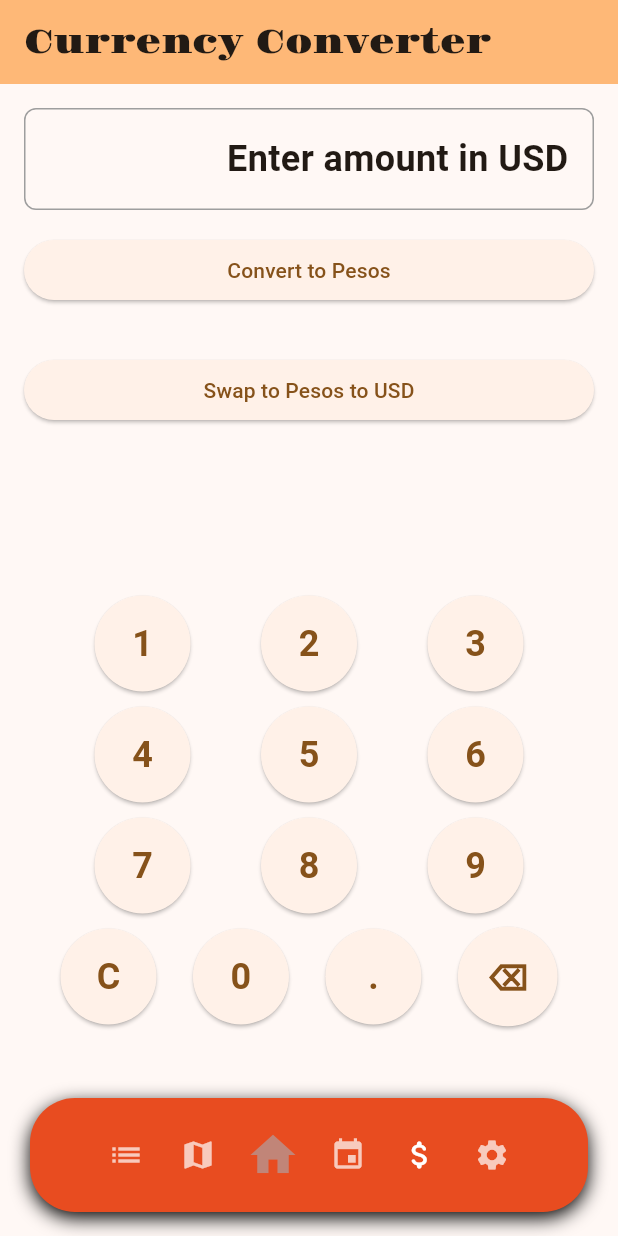
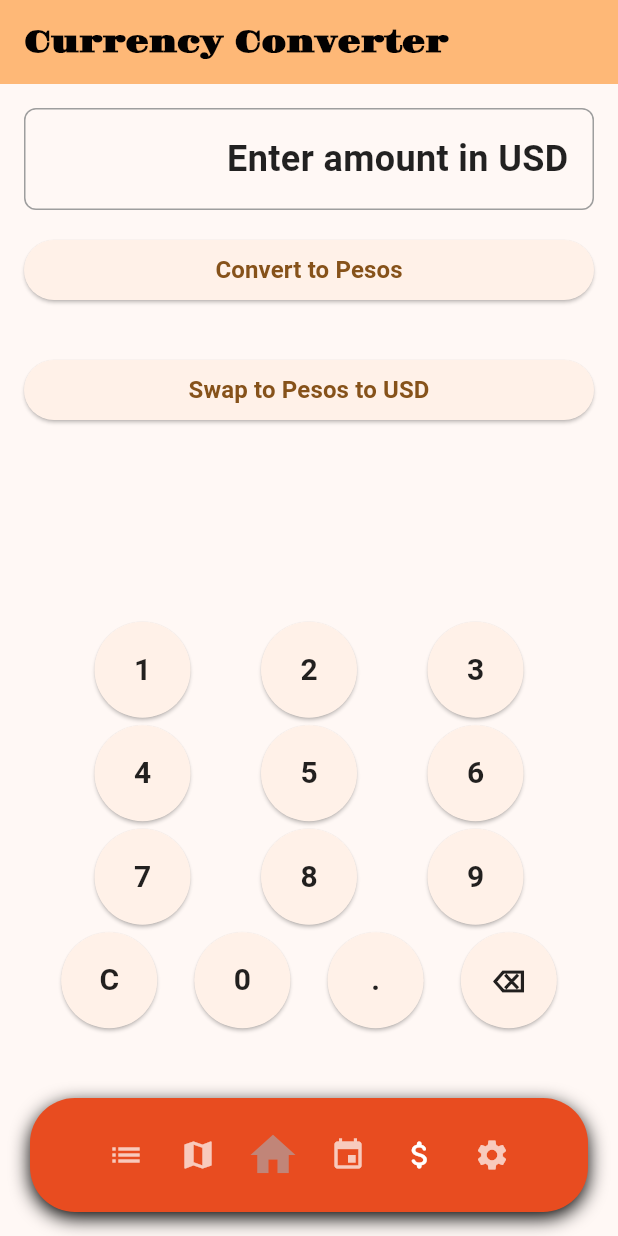
Before and after one commit to titusG85/border_buddy, a Flutter app: the screen it shows after launch, item 5 of the bottom bar chosen, on a phone screen of 412 x 824 dp. Run offline on Flutter 3.47's test engine with Material 3 defaults, Android fonts, the light colour scheme and no system bars; our stand-ins replace firebase_core, firebase_messaging, flutter_local_notifications, google_maps_flutter; missing offline and left inert: add_2_calendar; accounts and stored records are empty; network calls fail.

Commit message:
More Text Fixes

```diff
--- a/analysis_options.yaml
+++ b/analysis_options.yaml
@@ -21,7 +21,7 @@ linter:
   # `// ignore_for_file: name_of_lint` syntax on the line or in the file
   # producing the lint.
   rules:
-    # avoid_print: false  # Uncomment to disable the `avoid_print` rule
+    avoid_print: false  # Allow print statements for debugging
     # prefer_single_quotes: true  # Uncomment to enable the `prefer_single_quotes` rule
 
 # Additional information about this file can be found at
--- a/lib/currency/currency_fetcher.dart
+++ b/lib/currency/currency_fetcher.dart
@@ -1,4 +1,5 @@
 import 'dart:convert'; // For JSON decoding
+import 'package:flutter/foundation.dart';
 import 'package:http/http.dart' as http;
 
 Future<double?> fetchConversionRate() async {
--- a/lib/currency/currency_screen.dart
+++ b/lib/currency/currency_screen.dart
@@ -1,15 +1,16 @@
 import 'package:flutter/material.dart';
 import '../utils/app_localizations.dart'; // Import localization helper
+import '../utils/text_styles.dart';
 import 'currency_controller.dart';
 
 class CurrencyScreen extends StatefulWidget {
   const CurrencyScreen({super.key});
 
   @override
-  _CurrencyScreenState createState() => _CurrencyScreenState();
+  CurrencyScreenState createState() => CurrencyScreenState();
 }
 
-class _CurrencyScreenState extends State<CurrencyScreen> {
+class CurrencyScreenState extends State<CurrencyScreen> {
   final CurrencyController _controller = CurrencyController(); // Use the controller
   String _usdInput = '';
   double? _convertedAmount;
@@ -59,7 +60,7 @@ class _CurrencyScreenState extends State<CurrencyScreen> {
       appBar: AppBar(
         title: Text(
           localizations.translate('currency_converter'), // Localized "Currency Converter"
-          style: const TextStyle(fontFamily: 'Gravitas'),
+          style: AppTextStyles.appBarTitle,
         ),
         backgroundColor: Theme.of(context).colorScheme.inversePrimary,
       ),
@@ -79,7 +80,7 @@ class _CurrencyScreenState extends State<CurrencyScreen> {
                     ? localizations.translate('enter_amount').replaceFirst(
                         '{currency}', _isUsdToPeso ? 'USD' : 'Pesos') // Localized "Enter amount in"
                     : '\$$_usdInput',
-                style: const TextStyle(fontSize: 24, fontWeight: FontWeight.bold),
+                style: AppTextStyles.responsiveText(context, AppTextStyles.displayMedium),
                 textAlign: TextAlign.right,
               ),
             ),
@@ -96,7 +97,7 @@ class _CurrencyScreenState extends State<CurrencyScreen> {
               Text(
                 '${localizations.translate('amount_in').replaceFirst(
                     '{currency}', _isUsdToPeso ? 'Pesos' : 'USD')}: ${_convertedAmount!.toStringAsFixed(2)}', // Localized "Amount in"
-                style: const TextStyle(fontSize: 18, fontWeight: FontWeight.bold),
+                style: AppTextStyles.responsiveText(context, AppTextStyles.sectionHeader),
               ),
             const SizedBox(height: 16),
             ElevatedButton(
@@ -153,7 +154,7 @@ class _CurrencyScreenState extends State<CurrencyScreen> {
       ),
       child: Text(
         value,
-        style: const TextStyle(fontSize: 24, fontWeight: FontWeight.bold),
+        style: AppTextStyles.responsiveText(context, AppTextStyles.keypadText),
       ),
     );
   }
--- a/lib/main.dart
+++ b/lib/main.dart
@@ -2,6 +2,7 @@ import 'package:border_buddy/mainFunctions/main_navigator.dart';
 import 'package:flutter/material.dart';
 import 'package:flutter_localizations/flutter_localizations.dart';
 import 'utils/app_localizations.dart';
+import 'utils/text_styles.dart';
 import 'package:firebase_core/firebase_core.dart';
 import 'firebase_options.dart';
 import 'package:firebase_messaging/firebase_messaging.dart';
@@ -38,7 +39,7 @@ void main() async {
 
     if (message.data.containsKey('events')) {
       // Optionally handle the events data
-      print('Foreground notification data: ${message.data['events']}');
+      debugPrint('Foreground notification data: ${message.data['events']}');
     }
   });
 
@@ -46,7 +47,11 @@ void main() async {
     // Handle notification tap
     if (message.data['screen'] == 'events_screen') {
       final eventsJson = message.data['events'];
-      final List<dynamic> events = json.decode(eventsJson);
+      if (eventsJson != null) {
+        final List<dynamic> events = json.decode(eventsJson);
+        // TODO: Navigate to events screen with the provided events data
+        debugPrint('Opened app from notification with events: $events');
+      }
     }
   });
 
@@ -96,6 +101,20 @@ class _MyAppState extends State<MyApp> {
       theme: ThemeData(
         colorScheme: ColorScheme.fromSeed(seedColor: const Color.fromARGB(255, 180, 104, 5)),
         useMaterial3: true,
+        textTheme: TextTheme(
+          displayLarge: AppTextStyles.displayLarge,
+          displayMedium: AppTextStyles.displayMedium,
+          headlineLarge: AppTextStyles.screenTitle,
+          headlineMedium: AppTextStyles.sectionHeader,
+          titleLarge: AppTextStyles.cardTitle,
+          titleMedium: AppTextStyles.appBarTitle,
+          bodyLarge: AppTextStyles.bodyText,
+          bodyMedium: AppTextStyles.subtitleText,
+          labelLarge: AppTextStyles.buttonText,
+        ),
+        appBarTheme: const AppBarTheme(
+          titleTextStyle: AppTextStyles.appBarTitle,
+        ),
       ),
       locale: _locale, // Use the updated locale
       supportedLocales: const [
--- a/lib/map/map_screen.dart
+++ b/lib/map/map_screen.dart
@@ -2,6 +2,7 @@ import 'package:flutter/material.dart';
 import 'package:google_maps_flutter/google_maps_flutter.dart';
 import 'map_screen_controller.dart';
 import '../utils/app_localizations.dart'; // Import localization helper
+import '../utils/text_styles.dart';
 
 class MapScreen extends StatefulWidget {
   const MapScreen({super.key});
@@ -35,7 +36,7 @@ class _MapScreenState extends State<MapScreen> {
       appBar: AppBar(
         title: Text(
           localizations.translate('ports_of_entry_map'), // Use localized key
-          style: const TextStyle(fontFamily: 'Gravitas'),
+          style: AppTextStyles.appBarTitle,
         ),
         backgroundColor: Theme.of(context).colorScheme.inversePrimary,
       ),
--- a/lib/settings/settings_screen.dart
+++ b/lib/settings/settings_screen.dart
@@ -1,5 +1,6 @@
 import 'package:flutter/material.dart';
 import '../utils/app_localizations.dart'; // Import localization helper
+import '../utils/text_styles.dart';
 import 'package:firebase_messaging/firebase_messaging.dart';
 
 class SettingsScreen extends StatefulWidget {
@@ -38,7 +39,7 @@ class _SettingsScreenState extends State<SettingsScreen> {
       appBar: AppBar(
         title: Text(
           localizations.translate('settings'), // Localized "Settings"
-          style: const TextStyle(fontFamily: 'Gravitas'), // Apply "Gravitas" font
+          style: AppTextStyles.appBarTitle,
         ),
         backgroundColor: Theme.of(context).colorScheme.inversePrimary, // Apply color scheme
       ),
@@ -49,7 +50,7 @@ class _SettingsScreenState extends State<SettingsScreen> {
           children: [
             Text(
               localizations.translate('choose_language'), // Localized "Choose Language"
-              style: const TextStyle(fontSize: 18, fontWeight: FontWeight.bold),
+              style: AppTextStyles.responsiveText(context, AppTextStyles.sectionHeader),
             ),
             const SizedBox(height: 16),
             ListTile(
--- /dev/null
+++ b/lib/utils/text_styles.dart
@@ -0,0 +1,150 @@
+import 'package:flutter/material.dart';
+
+/// Centralized text styles for Border Buddy app
+/// Optimized for mobile screens with consistent sizing
+class AppTextStyles {
+  // Font family
+  static const String primaryFont = 'Gravitas';
+
+  // Base colors
+  static const Color primaryTextColor = Color.fromARGB(255, 3, 1, 1);
+  static const Color secondaryTextColor = Colors.black87;
+  static const Color subtitleTextColor = Colors.black54;
+
+  // App Bar Titles (used in headers)
+  static const TextStyle appBarTitle = TextStyle(
+    fontFamily: primaryFont,
+    fontSize: 20,
+    fontWeight: FontWeight.bold,
+    color: primaryTextColor,
+  );
+
+  // Screen Titles (large headers within screens)
+  static const TextStyle screenTitle = TextStyle(
+    fontFamily: primaryFont,
+    fontSize: 24,
+    fontWeight: FontWeight.bold,
+    color: primaryTextColor,
+  );
+
+  // Section Headers (medium headers for sections)
+  static const TextStyle sectionHeader = TextStyle(
+    fontSize: 18,
+    fontWeight: FontWeight.bold,
+    color: secondaryTextColor,
+  );
+
+  // Regular Body Text (standard content text)
+  static const TextStyle bodyText = TextStyle(
+    fontSize: 16,
+    fontWeight: FontWeight.normal,
+    color: secondaryTextColor,
+  );
+
+  // Subtitle/Caption Text (smaller descriptive text)
+  static const TextStyle subtitleText = TextStyle(
+    fontSize: 14,
+    fontWeight: FontWeight.normal,
+    color: subtitleTextColor,
+  );
+
+  // Button Text (for buttons and interactive elements)
+  static const TextStyle buttonText = TextStyle(
+    fontSize: 16,
+    fontWeight: FontWeight.w600,
+    color: Colors.white,
+  );
+
+  // Large Display Text (for major UI elements like currency amounts)
+  static const TextStyle displayLarge = TextStyle(
+    fontSize: 28,
+    fontWeight: FontWeight.bold,
+    color: secondaryTextColor,
+  );
+
+  // Medium Display Text (for important numbers/values)
+  static const TextStyle displayMedium = TextStyle(
+    fontSize: 24,
+    fontWeight: FontWeight.bold,
+    color: secondaryTextColor,
+  );
+
+  // Card Title Text (for list items and cards)
+  static const TextStyle cardTitle = TextStyle(
+    fontSize: 18,
+    fontWeight: FontWeight.w600,
+    color: secondaryTextColor,
+  );
+
+  // Card Subtitle Text (for secondary info in cards)
+  static const TextStyle cardSubtitle = TextStyle(
+    fontSize: 14,
+    fontWeight: FontWeight.normal,
+    color: subtitleTextColor,
+  );
+
+  // Input Text (for text fields and user input)
+  static const TextStyle inputText = TextStyle(
+    fontSize: 18,
+    fontWeight: FontWeight.normal,
+    color: secondaryTextColor,
+  );
+
+  // Keypad Text (for calculator-style buttons)
+  static const TextStyle keypadText = TextStyle(
+    fontSize: 20,
+    fontWeight: FontWeight.bold,
+    color: secondaryTextColor,
+  );
+
+  // Error Text (for error messages)
+  static const TextStyle errorText = TextStyle(
+    fontSize: 14,
+    fontWeight: FontWeight.normal,
+    color: Colors.red,
+  );
+
+  // Success Text (for success messages)
+  static const TextStyle successText = TextStyle(
+    fontSize: 14,
+    fontWeight: FontWeight.normal,
+    color: Colors.green,
+  );
+
+  // Map Marker Text (for map overlays)
+  static const TextStyle mapMarkerText = TextStyle(
+    fontSize: 12,
+    fontWeight: FontWeight.bold,
+    color: Colors.white,
+  );
+
+  // Welcome Screen Large Text (special case for welcome)
+  static const TextStyle welcomeText = TextStyle(
+    fontFamily: primaryFont,
+    fontSize: 48, // Reduced from 200 for better mobile compatibility
+    fontWeight: FontWeight.bold,
+    color: primaryTextColor,
+  );
+
+  // Helper methods for responsive sizing based on screen size
+  static TextStyle responsiveText(BuildContext context, TextStyle baseStyle, {double scaleFactor = 1.0}) {
+    final mediaQuery = MediaQuery.of(context);
+    final screenWidth = mediaQuery.size.width;
+
+    // Adjust font size based on screen width
+    double adjustedFontSize = baseStyle.fontSize ?? 16;
+
+    if (screenWidth < 360) {
+      // Small screens (older phones)
+      adjustedFontSize *= 0.9 * scaleFactor;
+    } else if (screenWidth > 600) {
+      // Large screens (tablets)
+      adjustedFontSize *= 1.1 * scaleFactor;
+    } else {
+      // Standard screens
+      adjustedFontSize *= scaleFactor;
+    }
+
+    return baseStyle.copyWith(fontSize: adjustedFontSize);
+  }
+}
--- a/pubspec.yaml
+++ b/pubspec.yaml
@@ -36,7 +36,7 @@ dependencies:
   connectivity_plus: ^6.1.3
   google_maps_flutter: ^2.12.1
   add_2_calendar: ^3.0.1
-  intl: ^0.19.0
+  intl: ^0.20.2
   flutter_localizations:
     sdk: flutter
 
```
Also changed, not shown: lib/events/event_details_screen.dart (+6 -8 lines), lib/events/event_fetcher.dart (+5 -4 lines), lib/events/event_screen.dart (+6 -8 lines), lib/mainFunctions/welcome_screen.dart (+6 -6 lines), lib/map/map_screen_controller.dart (+7 -8 lines), lib/ports/border_list_screen.dart (+4 -8 lines), lib/ports/dialog_util.dart (+37 -9 lines), lib/ports/port_node.dart (+5 -17 lines), pubspec.lock, 1 other file.
